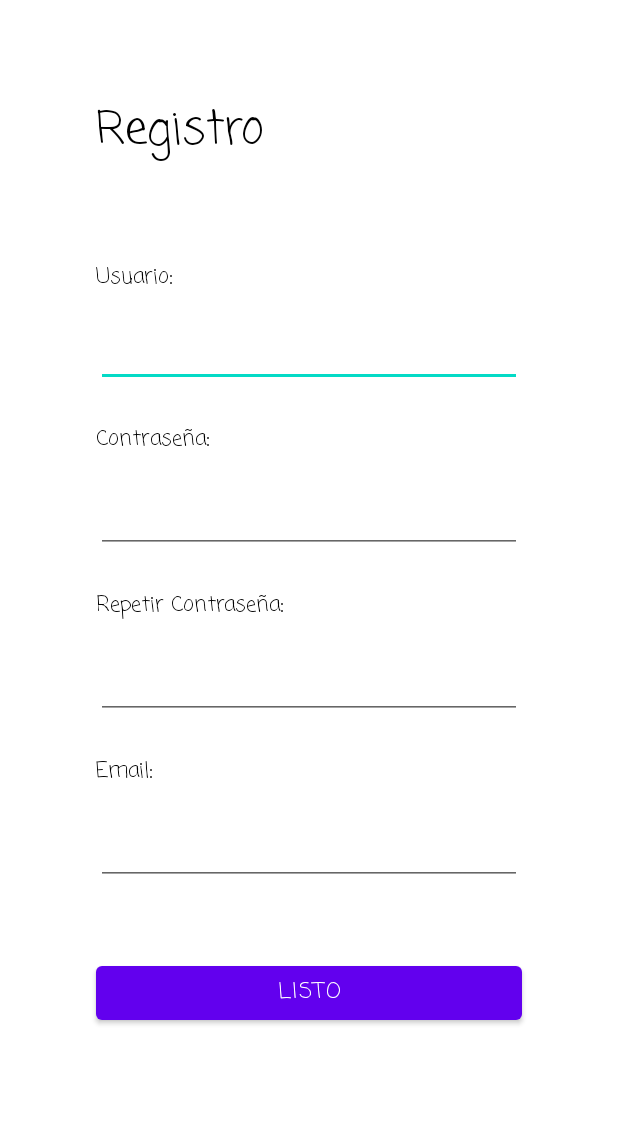
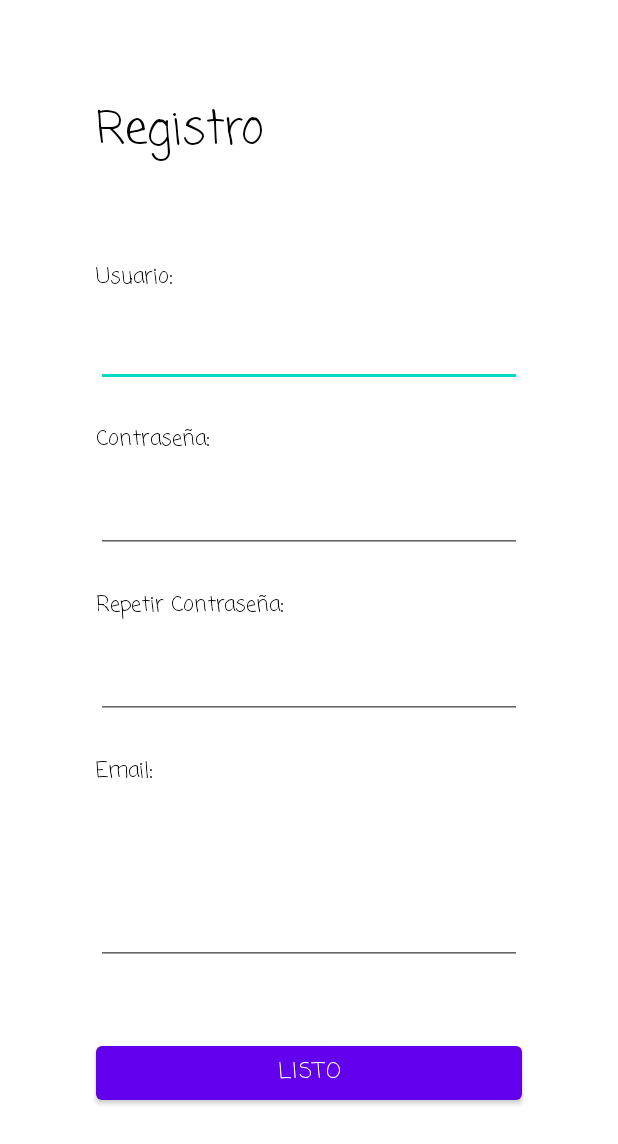
Before and after one commit to fernandoCV19/ProyectoMovil, an Android app: the RegisterActivity screen opened directly, with no data from a screen before it, on a phone screen of 412 x 824 dp. Shown: the top 1144 px of the screen. Run offline under Robolectric (Android 15) with nearby library versions, the phone set to English and light mode, and no system bars; our stand-ins replace Firebase (no records; nobody signed in at launch, a user with empty details on screens opened directly).

Commit message:
lo que el ale hizo

```diff
--- a/Macchiato/app/src/main/AndroidManifest.xml
+++ b/Macchiato/app/src/main/AndroidManifest.xml
@@ -9,12 +9,8 @@
         android:roundIcon="@mipmap/ic_launcher_round"
         android:supportsRtl="true"
         android:theme="@style/Theme.MaterialComponents.Light.NoActionBar">
-        <activity android:name=".Navigation_bottom"></activity>
-        <activity
-            android:name=".navigatorapp"
-            android:label="@string/title_activity_navigatorapp"></activity>
         <activity android:name=".RegisterActivity" />
-        <activity android:name=".MainActivity">
+        <activity android:name=".Navigation_bottom">
             <intent-filter>
                 <action android:name="android.intent.action.MAIN" />
 
--- a/Macchiato/app/src/main/java/com/example/macchiato/MainActivity.java
+++ b/Macchiato/app/src/main/java/com/example/macchiato/LogInActivity.java
@@ -6,7 +6,7 @@ import android.content.Intent;
 import android.os.Bundle;
 import android.view.View;
 
-public class MainActivity extends AppCompatActivity {
+public class LogInActivity extends AppCompatActivity {
 
     @Override
     protected void onCreate(Bundle savedInstanceState) {
--- a/Macchiato/app/src/main/res/layout/activity_main.xml
+++ b/Macchiato/app/src/main/res/layout/activity_main.xml
@@ -4,7 +4,7 @@
     xmlns:tools="http://schemas.android.com/tools"
     android:layout_width="match_parent"
     android:layout_height="match_parent"
-    tools:context=".MainActivity">
+    tools:context=".LogInActivity">
 
     <EditText
         android:id="@+id/editTextTextEmailAddress"
--- a/Macchiato/app/src/main/res/layout/activity_register.xml
+++ b/Macchiato/app/src/main/res/layout/activity_register.xml
@@ -86,13 +86,13 @@
         android:layout_width="0dp"
         android:layout_height="wrap_content"
         android:layout_marginStart="64dp"
-        android:layout_marginLeft="64dp"
-        android:fontFamily="casual"
         android:layout_marginTop="16dp"
         android:layout_marginEnd="64dp"
-        android:layout_marginRight="64dp"
+        android:layout_marginBottom="128dp"
         android:ems="10"
+        android:fontFamily="casual"
         android:inputType="textEmailAddress"
+        app:layout_constraintBottom_toBottomOf="parent"
         app:layout_constraintEnd_toEndOf="parent"
         app:layout_constraintHorizontal_bias="0.318"
         app:layout_constraintStart_toStartOf="parent"
```
